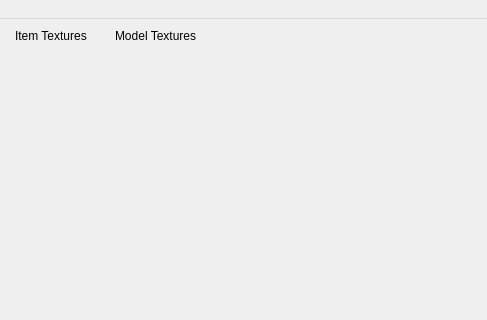
Above: lib/UIs/ui.ui from Faith-and-Code-Technologies/mDirt before the change; both pictures show x 516 to 1003 and y 0 to 320 of the 1003 by 737 pixel window. Below: the same form after it.
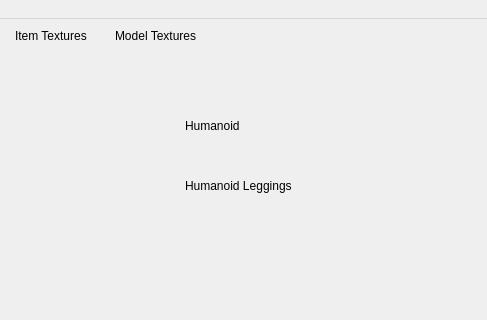
That is the form after the change. The open tabs and pages were chosen to show the change.

```diff
--- a/lib/UIs/ui.ui
+++ b/lib/UIs/ui.ui
@@ -2937,6 +2937,32 @@
          </property>
         </widget>
        </widget>
+       <widget class="QLabel" name="label_54">
+        <property name="geometry">
+         <rect>
+          <x>430</x>
+          <y>90</y>
+          <width>61</width>
+          <height>16</height>
+         </rect>
+        </property>
+        <property name="text">
+         <string>Humanoid</string>
+        </property>
+       </widget>
+       <widget class="QLabel" name="label_55">
+        <property name="geometry">
+         <rect>
+          <x>430</x>
+          <y>150</y>
+          <width>111</width>
+          <height>16</height>
+         </rect>
+        </property>
+        <property name="text">
+         <string>Humanoid Leggings</string>
+        </property>
+       </widget>
       </widget>
      </widget>
     </item>
```
Left out of the diff: 70 changed lines with no effect on the pictures.
